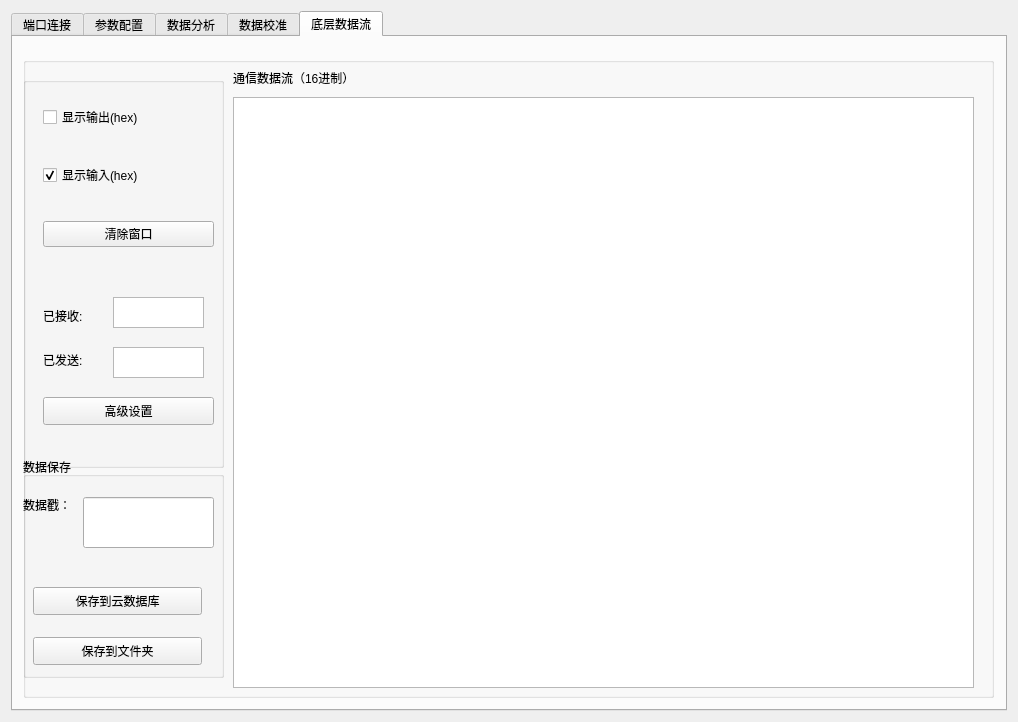
First picture: the form in VibrationSensor/Main.ui, repository Undertone0809/PythonFile37, before the edit.
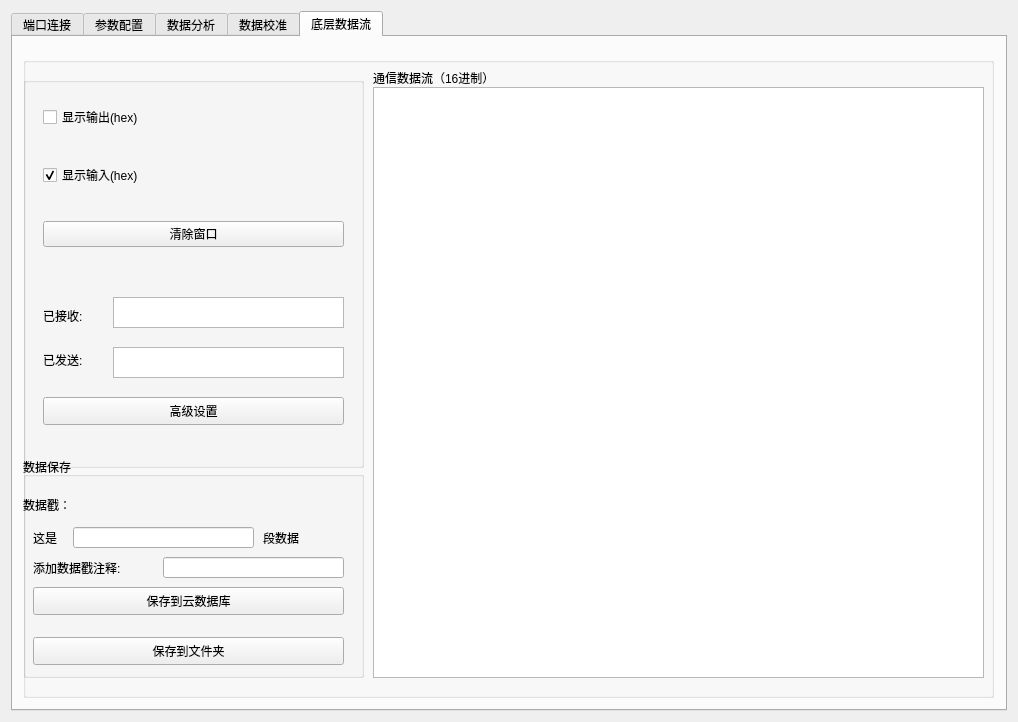
Second picture: the form after the edit. The open tabs and pages were chosen to show the change.

Commit message: 2021年3月21日 17:28:40

```diff
--- a/VibrationSensor/Main.ui
+++ b/VibrationSensor/Main.ui
@@ -3266,9 +3266,9 @@
        <widget class="QTextBrowser" name="textBrowser_5">
         <property name="geometry">
          <rect>
-          <x>210</x>
-          <y>40</y>
-          <width>741</width>
+          <x>350</x>
+          <y>30</y>
+          <width>611</width>
           <height>591</height>
          </rect>
         </property>
@@ -3276,7 +3276,7 @@
        <widget class="QLabel" name="label">
         <property name="geometry">
          <rect>
-          <x>210</x>
+          <x>350</x>
           <y>10</y>
           <width>171</width>
           <height>21</height>
@@ -3291,7 +3291,7 @@
          <rect>
           <x>0</x>
           <y>20</y>
-          <width>201</width>
+          <width>341</width>
           <height>391</height>
          </rect>
         </property>
@@ -3303,7 +3303,7 @@
           <rect>
            <x>20</x>
            <y>0</y>
-           <width>171</width>
+           <width>301</width>
            <height>201</height>
           </rect>
          </property>
@@ -3389,7 +3389,7 @@
           <rect>
            <x>90</x>
            <y>220</y>
-           <width>91</width>
+           <width>231</width>
            <height>31</height>
           </rect>
          </property>
@@ -3399,7 +3399,7 @@
           <rect>
            <x>90</x>
            <y>270</y>
-           <width>91</width>
+           <width>231</width>
            <height>31</height>
           </rect>
          </property>
@@ -3409,7 +3409,7 @@
           <rect>
            <x>20</x>
            <y>320</y>
-           <width>171</width>
+           <width>301</width>
            <height>28</height>
           </rect>
          </property>
@@ -3423,7 +3423,7 @@
          <rect>
           <x>0</x>
           <y>400</y>
-          <width>201</width>
+          <width>341</width>
           <height>221</height>
          </rect>
         </property>
@@ -3435,7 +3435,7 @@
           <rect>
            <x>10</x>
            <y>130</y>
-           <width>169</width>
+           <width>311</width>
            <height>28</height>
           </rect>
          </property>
@@ -3459,10 +3459,10 @@
         <widget class="QLineEdit" name="lineEdit_5_DataFlag">
          <property name="geometry">
           <rect>
-           <x>60</x>
-           <y>40</y>
-           <width>131</width>
-           <height>51</height>
+           <x>50</x>
+           <y>70</y>
+           <width>181</width>
+           <height>21</height>
           </rect>
          </property>
         </widget>
@@ -3471,7 +3471,7 @@
           <rect>
            <x>10</x>
            <y>180</y>
-           <width>169</width>
+           <width>311</width>
            <height>28</height>
           </rect>
          </property>
@@ -3479,6 +3479,55 @@
           <string>保存到文件夹</string>
          </property>
         </widget>
+        <widget class="QLabel" name="label_79">
+         <property name="geometry">
+          <rect>
+           <x>10</x>
+           <y>70</y>
+           <width>51</width>
+           <height>21</height>
+          </rect>
+         </property>
+         <property name="text">
+          <string>这是</string>
+         </property>
+        </widget>
+        <widget class="QLabel" name="label_80">
+         <property name="geometry">
+          <rect>
+           <x>240</x>
+           <y>70</y>
+           <width>91</width>
+           <height>21</height>
+          </rect>
+         </property>
+         <property name="text">
+          <string>段数据</string>
+         </property>
+        </widget>
+        <widget class="QLabel" name="label_81">
+         <property name="geometry">
+          <rect>
+           <x>10</x>
+           <y>100</y>
+           <width>121</width>
+           <height>21</height>
+          </rect>
+         </property>
+         <property name="text">
+          <string>添加数据戳注释:</string>
+         </property>
+        </widget>
+        <widget class="QLineEdit" name="lineEdit_5_FlagExplain">
+         <property name="geometry">
+          <rect>
+           <x>140</x>
+           <y>100</y>
+           <width>181</width>
+           <height>21</height>
+          </rect>
+         </property>
+        </widget>
        </widget>
       </widget>
      </widget>
```
Left out of the diff: 14 changed lines with no effect on the pictures. The commit also changes 2 other files.
